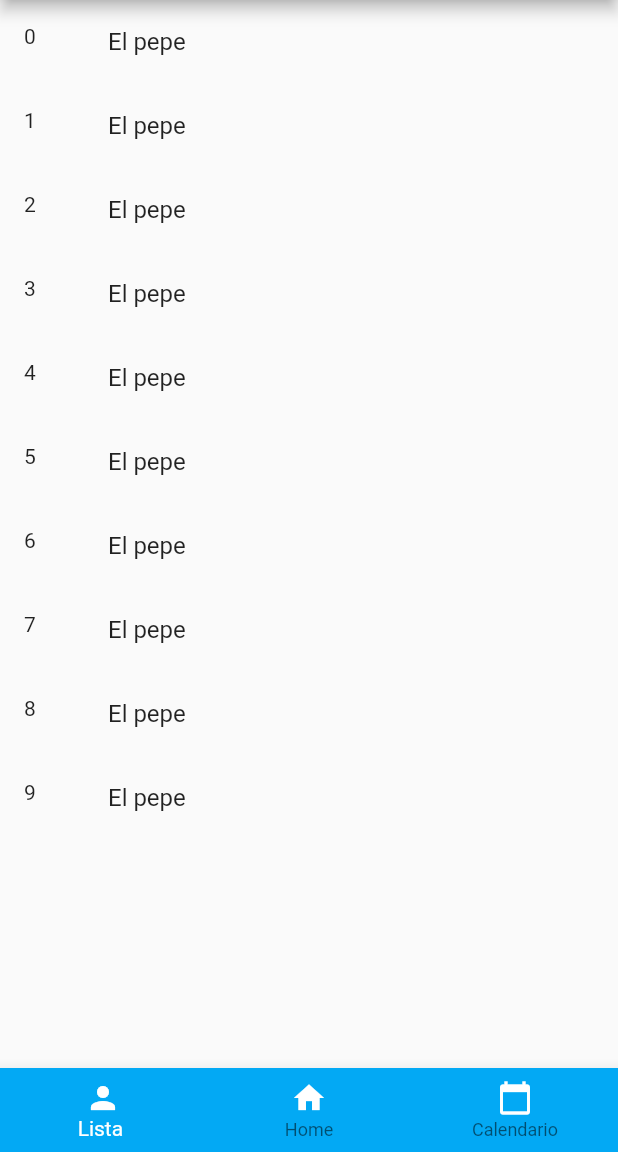
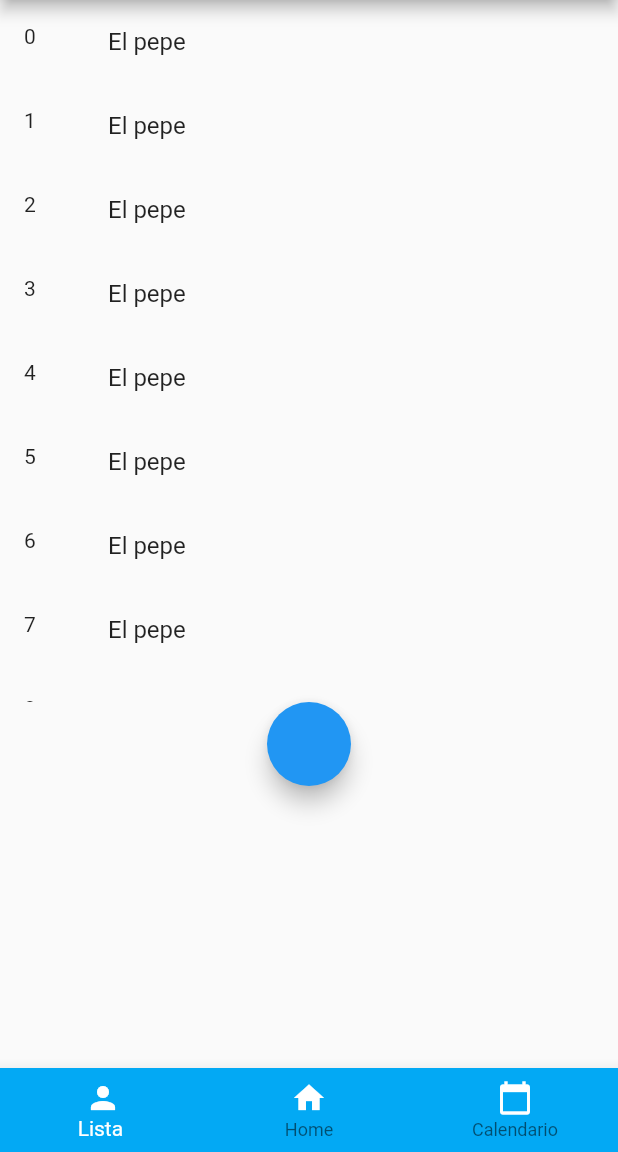
Before and after one commit to Aprytex/app_patito, a Flutter app: the screen it shows after launch, on a phone screen of 412 x 824 dp, the part 84-1236 px from its top. Run offline on Flutter 3.47's test engine with Material 2 defaults, Android fonts, the phone set to English and light mode, and no system bars; our stand-ins replace camera, table_calendar.

Commit message:
floating button

```diff
--- a/lib/DOWNBAR PAGES/LISTADO/mainlist.dart
+++ b/lib/DOWNBAR PAGES/LISTADO/mainlist.dart
@@ -2,6 +2,7 @@ import 'package:app_patito/DOWNBAR%20PAGES/LISTADO/COMPONENTES/Listadeplegable.d
 import 'package:app_patito/UTILIDADES/dimensiones.dart';
 import 'package:flutter/cupertino.dart';
 import 'package:flutter/material.dart';
+import 'COMPONENTES/Listadeplegable.dart';
 
 class Listhome extends StatefulWidget {
   Listhome() : super();
@@ -17,7 +18,7 @@ class _ListhomeState extends State<Listhome> {
       children: [
         Container(
           child: SizedBox(
-          height: Dimensiones.bloqueAltura * 30,
+            height: Dimensiones.bloqueAltura * 20,
             child: ListView.builder(
               itemCount: 10,
               itemBuilder: (BuildContext context, int index) {
@@ -27,7 +28,13 @@ class _ListhomeState extends State<Listhome> {
                 );
               },
             ),
-        )),
+          ),
+        ),
+        FloatingActionButton(onPressed: () {
+          Navigator.push(this.context, MaterialPageRoute(builder: (context) {
+            return HomePage();
+          }));
+        }),
       ],
     );
   }
```
Lines whose indentation alone changed are shown as unchanged.
